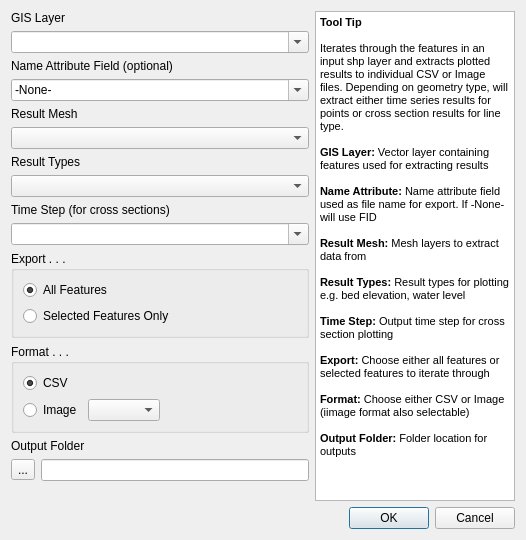
Qt form tuflow/forms/ui_BatchExportPlotDialog.ui (TUFLOW-Support/QGIS-TUFLOW-Plugin) before a commit.
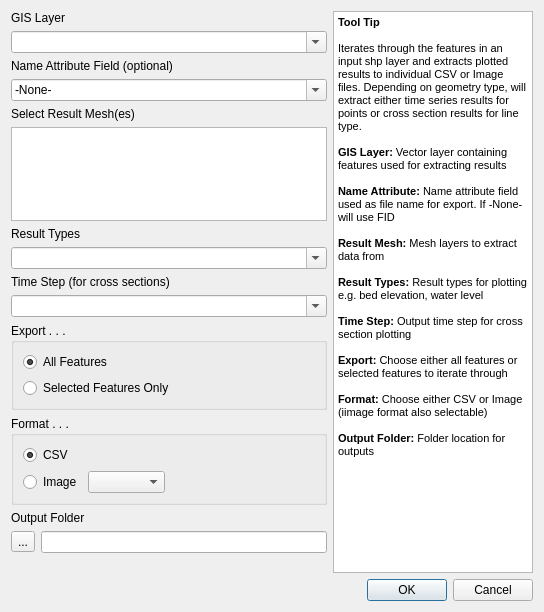
The same form after that commit. Custom widgets are drawn as their Qt base class.

```diff
--- a/tuflow/forms/ui_BatchExportPlotDialog.ui
+++ b/tuflow/forms/ui_BatchExportPlotDialog.ui
@@ -6,16 +6,16 @@
    <rect>
     <x>0</x>
     <y>0</y>
-    <width>526</width>
-    <height>528</height>
+    <width>544</width>
+    <height>612</height>
    </rect>
   </property>
   <property name="windowTitle">
    <string>Batch Plot and Export Features</string>
   </property>
-  <layout class="QGridLayout" name="gridLayout_3">
-   <item row="0" column="0">
-    <layout class="QGridLayout" name="gridLayout" rowstretch="1,10,1,10,1,10,1,10,1,10,10,10,1,1,1,1,10">
+  <layout class="QVBoxLayout" name="verticalLayout_2">
+   <item>
+    <layout class="QGridLayout" name="gridLayout" rowstretch="1,0,0,0,0,0,0,0,0,0,0,0,0,0,0,0,0,0">
      <item row="2" column="0" colspan="2">
       <widget class="QLabel" name="label_6">
        <property name="text">
@@ -23,18 +23,6 @@
        </property>
       </widget>
      </item>
-     <item row="3" column="0" colspan="2">
-      <widget class="QComboBox" name="cbNameAttribute">
-       <property name="editable">
-        <bool>true</bool>
-       </property>
-       <item>
-        <property name="text">
-         <string>-None-</string>
-        </property>
-       </item>
-      </widget>
-     </item>
      <item row="10" column="0" colspan="2">
       <widget class="QGroupBox" name="groupBox">
        <property name="title">
@@ -61,19 +49,42 @@
        </layout>
       </widget>
      </item>
-     <item row="7" column="0" colspan="2">
-      <widget class="QgsCheckableComboBox" name="mcbResultTypes"/>
+     <item row="15" column="0" colspan="2">
+      <spacer name="verticalSpacer">
+       <property name="orientation">
+        <enum>Qt::Vertical</enum>
+       </property>
+       <property name="sizeType">
+        <enum>QSizePolicy::MinimumExpanding</enum>
+       </property>
+       <property name="sizeHint" stdset="0">
+        <size>
+         <width>20</width>
+         <height>20</height>
+        </size>
+       </property>
+      </spacer>
      </item>
-     <item row="6" column="0" colspan="2">
-      <widget class="QLabel" name="label_2">
+     <item row="16" column="0" colspan="3">
+      <widget class="QDialogButtonBox" name="buttonBox">
+       <property name="orientation">
+        <enum>Qt::Horizontal</enum>
+       </property>
+       <property name="standardButtons">
+        <set>QDialogButtonBox::Cancel|QDialogButtonBox::Ok</set>
+       </property>
+      </widget>
+     </item>
+     <item row="13" column="0" rowspan="2">
+      <widget class="QToolButton" name="btnBrowse">
+       <property name="toolTip">
+        <string>Browse</string>
+       </property>
        <property name="text">
-        <string>Result Types</string>
+        <string>...</string>
        </property>
       </widget>
      </item>
-     <item row="5" column="0" colspan="2">
-      <widget class="QgsCheckableComboBox" name="mcbResultMesh"/>
-     </item>
      <item row="11" column="0" colspan="2">
       <widget class="QGroupBox" name="groupBox_2">
        <property name="title">
@@ -116,10 +127,32 @@
        </layout>
       </widget>
      </item>
-     <item row="12" column="0" colspan="2">
-      <widget class="QLabel" name="label_3">
+     <item row="6" column="0" colspan="2">
+      <widget class="QLabel" name="label_2">
        <property name="text">
-        <string>Output Folder</string>
+        <string>Result Types</string>
+       </property>
+      </widget>
+     </item>
+     <item row="3" column="0" colspan="2">
+      <widget class="QComboBox" name="cbNameAttribute">
+       <property name="editable">
+        <bool>true</bool>
+       </property>
+       <item>
+        <property name="text">
+         <string>-None-</string>
+        </property>
+       </item>
+      </widget>
+     </item>
+     <item row="13" column="1" rowspan="2">
+      <widget class="QLineEdit" name="outputFolder"/>
+     </item>
+     <item row="4" column="0" colspan="2">
+      <widget class="QLabel" name="label_5">
+       <property name="text">
+        <string>Select Result Mesh(es)</string>
        </property>
       </widget>
      </item>
@@ -130,41 +163,10 @@
        </property>
       </widget>
      </item>
-     <item row="4" column="0" colspan="2">
-      <widget class="QLabel" name="label_5">
+     <item row="12" column="0" colspan="2">
+      <widget class="QLabel" name="label_3">
        <property name="text">
-        <string>Result Mesh</string>
-       </property>
-      </widget>
-     </item>
-     <item row="0" column="0" colspan="2">
-      <widget class="QLabel" name="label">
-       <property name="text">
-        <string>GIS Layer</string>
-       </property>
-      </widget>
-     </item>
-     <item row="16" column="0" colspan="3">
-      <widget class="QDialogButtonBox" name="buttonBox">
-       <property name="orientation">
-        <enum>Qt::Horizontal</enum>
-       </property>
-       <property name="standardButtons">
-        <set>QDialogButtonBox::Cancel|QDialogButtonBox::Ok</set>
-       </property>
-      </widget>
-     </item>
-     <item row="9" column="0" colspan="2">
-      <widget class="QComboBox" name="cbTimesteps">
-       <property name="editable">
-        <bool>true</bool>
-       </property>
-      </widget>
-     </item>
-     <item row="1" column="0" colspan="2">
-      <widget class="QComboBox" name="cbGISLayer">
-       <property name="editable">
-        <bool>true</bool>
+        <string>Output Folder</string>
        </property>
       </widget>
      </item>
@@ -209,31 +211,56 @@
        </property>
       </widget>
      </item>
-     <item row="13" column="0" rowspan="2">
-      <widget class="QToolButton" name="btnBrowse">
-       <property name="toolTip">
-        <string>Browse</string>
+     <item row="9" column="0" colspan="2">
+      <widget class="QComboBox" name="cbTimesteps">
+       <property name="editable">
+        <bool>true</bool>
        </property>
+      </widget>
+     </item>
+     <item row="1" column="0" colspan="2">
+      <widget class="QComboBox" name="cbGISLayer">
+       <property name="editable">
+        <bool>true</bool>
+       </property>
+      </widget>
+     </item>
+     <item row="0" column="0" colspan="2">
+      <widget class="QLabel" name="label">
        <property name="text">
-        <string>...</string>
+        <string>GIS Layer</string>
        </property>
       </widget>
      </item>
-     <item row="13" column="1" rowspan="2">
-      <widget class="QLineEdit" name="outputFolder"/>
+     <item row="5" column="0" colspan="2">
+      <widget class="QListWidget" name="lwResultMesh">
+       <property name="selectionMode">
+        <enum>QAbstractItemView::ExtendedSelection</enum>
+       </property>
+      </widget>
      </item>
-     <item row="15" column="0" colspan="2">
-      <spacer name="verticalSpacer">
+     <item row="7" column="0" colspan="2">
+      <widget class="TableCheckableComboBox" name="mcbResultTypes">
+       <property name="minimumSize">
+        <size>
+         <width>125</width>
+         <height>0</height>
+        </size>
+       </property>
+       <property name="editable">
+        <bool>true</bool>
+       </property>
+      </widget>
+     </item>
+     <item row="17" column="0">
+      <spacer name="verticalSpacer_2">
        <property name="orientation">
         <enum>Qt::Vertical</enum>
        </property>
-       <property name="sizeType">
-        <enum>QSizePolicy::MinimumExpanding</enum>
-       </property>
        <property name="sizeHint" stdset="0">
         <size>
          <width>20</width>
-         <height>20</height>
+         <height>40</height>
         </size>
        </property>
       </spacer>
@@ -244,9 +271,9 @@
  </widget>
  <customwidgets>
   <customwidget>
-   <class>QgsCheckableComboBox</class>
+   <class>TableCheckableComboBox</class>
    <extends>QComboBox</extends>
-   <header>qgscheckablecombobox.h</header>
+   <header>tuflow.DataTable</header>
   </customwidget>
  </customwidgets>
  <resources/>
```
